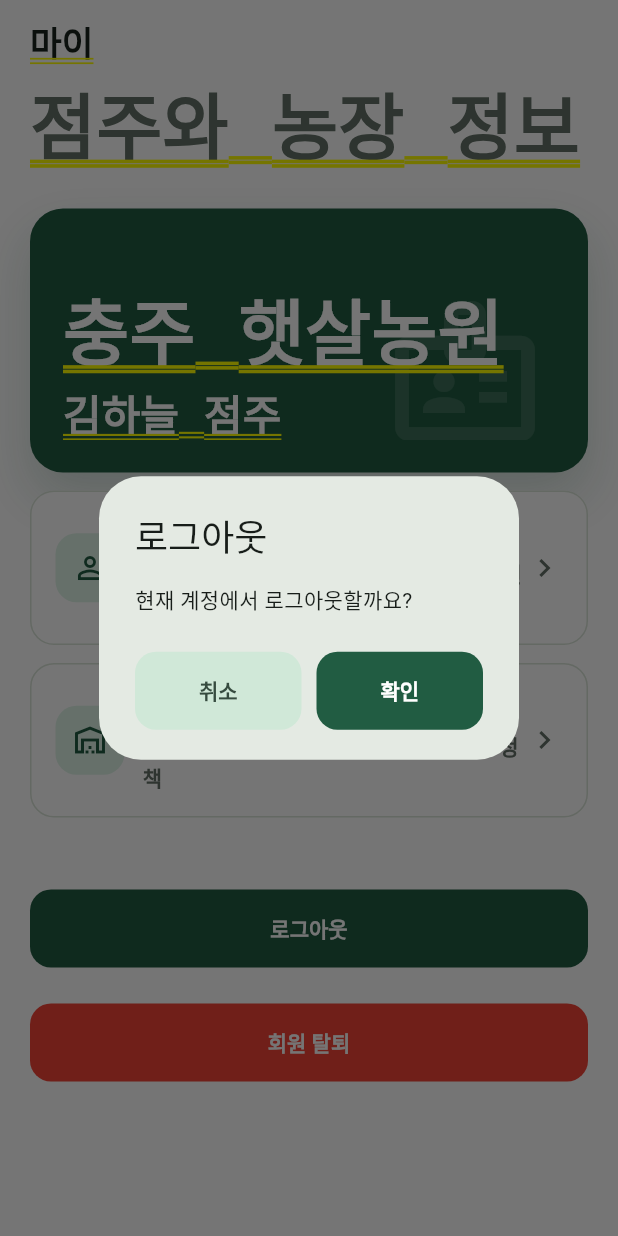
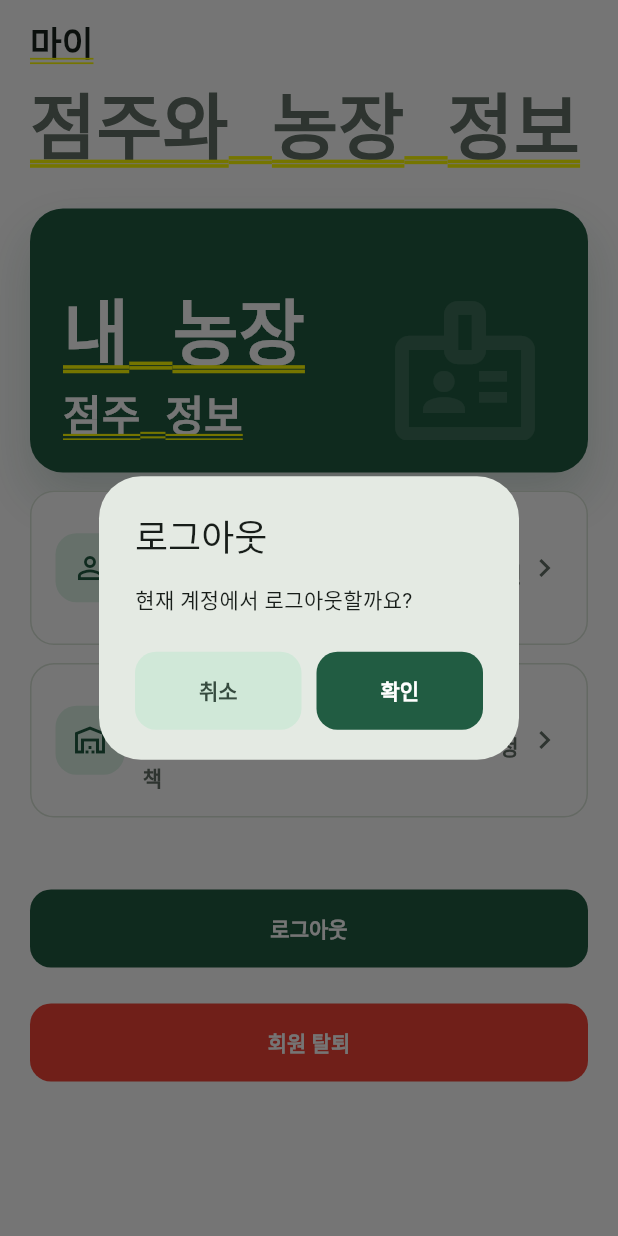
Before and after one commit to AI-MegaStudy/SMART_APP2, a Flutter app: the ProfilePage screen opened directly, after a tap on "로그아웃", on a phone screen of 412 x 824 dp. Run offline on Flutter 3.47's test engine with Material 3 defaults, Android fonts, the phone set to English and light mode, and no system bars; our stand-ins replace image_picker, shared_preferences; missing offline and left inert: kpostal_plus; accounts and stored records are empty.

Commit message:
Remove hardcoded owner login display data

```diff
--- a/lib/view/farm_detail_page.dart
+++ b/lib/view/farm_detail_page.dart
@@ -16,8 +16,8 @@ class FarmDetailPage extends StatefulWidget {
 
 class _FarmDetailPageState extends State<FarmDetailPage> {
   final formKey = GlobalKey<FormState>();
-  final farmNameController = TextEditingController(text: '충주 햇살농원');
-  final addressController = TextEditingController(text: '충북 충주시 산척면 과수원길 24');
+  final farmNameController = TextEditingController();
+  final addressController = TextEditingController();
   final introController = TextEditingController();
   final shippingPolicyController = TextEditingController();
   final returnPolicyController = TextEditingController();
--- a/lib/view/login_page.dart
+++ b/lib/view/login_page.dart
@@ -17,8 +17,8 @@ class LoginPage extends StatefulWidget {
 
 class _LoginPageState extends State<LoginPage> {
   final formKey = GlobalKey<FormState>();
-  final emailController = TextEditingController(text: 'owner@harvestslot.kr');
-  final passwordController = TextEditingController(text: 'owner1234');
+  final emailController = TextEditingController();
+  final passwordController = TextEditingController();
   final authRepository = AuthRepository();
   String? loginError;
   bool isSubmitting = false;
@@ -106,7 +106,7 @@ class _LoginPageState extends State<LoginPage> {
                         ),
                         const SizedBox(height: 10),
                         const Text(
-                          '충주 햇살농원의 주문, 발주, 배송 현황을 이어서 관리합니다.',
+                          '내 농장의 주문, 발주, 배송 현황을 이어서 관리합니다.',
                           style: TextStyle(
                             color: Colors.white,
                             fontSize: 15,
--- a/lib/view/profile_page.dart
+++ b/lib/view/profile_page.dart
@@ -1,23 +1,68 @@
 import 'package:flutter/material.dart';
 import 'package:smart_app/core/auth_session.dart';
+import 'package:smart_app/model/owner_profile.dart';
+import 'package:smart_app/model/product_record.dart';
+import 'package:smart_app/repositories/owner_repository.dart';
+import 'package:smart_app/repositories/product_repository.dart';
 import 'package:smart_app/util/app_colors.dart';
 import 'package:smart_app/view/farm_detail_page.dart';
 import 'package:smart_app/view/login_page.dart';
 import 'package:smart_app/view/owner_detail_page.dart';
 import 'package:smart_app/widgets/owner_widgets.dart';
 
-class ProfilePage extends StatelessWidget {
+class ProfilePage extends StatefulWidget {
   const ProfilePage({super.key});
 
   @override
+  State<ProfilePage> createState() => _ProfilePageState();
+}
+
+class _ProfilePageState extends State<ProfilePage> {
+  final ownerRepository = OwnerRepository();
+  final productRepository = ProductRepository();
+  OwnerProfile? owner;
+  OwnerFarmRecord? farm;
+
+  @override
+  void initState() {
+    super.initState();
+    _loadHeader();
+  }
+
+  Future<void> _loadHeader() async {
+    final results = await Future.wait<Object?>([
+      _fetchOwnerProfile(),
+      productRepository.fetchOwnerFarms().catchError((_) => <OwnerFarmRecord>[]),
+    ]);
+    if (!mounted) return;
+    final farms = results[1] as List<OwnerFarmRecord>;
+    setState(() {
+      owner = results[0] as OwnerProfile?;
+      farm = farms.isEmpty ? null : farms.first;
+    });
+  }
+
+  Future<OwnerProfile?> _fetchOwnerProfile() async {
+    try {
+      return await ownerRepository.fetchProfile();
+    } catch (_) {
+      return null;
+    }
+  }
+
+  @override
   Widget build(BuildContext context) {
+    final ownerName = owner?.ownerName.trim();
+    final farmName = farm?.farmName.trim();
     return AppScaffold(
       title: '마이',
       subtitle: '점주와 농장 정보',
       children: [
-        const HeroPanel(
-          eyebrow: '충주 햇살농원',
-          title: '김하늘 점주',
+        HeroPanel(
+          eyebrow: farmName == null || farmName.isEmpty ? '내 농장' : farmName,
+          title: ownerName == null || ownerName.isEmpty
+              ? '점주 정보'
+              : '$ownerName 점주',
           icon: Icons.badge_outlined,
           compact: true,
         ),
```
Also changed, not shown: lib/view/dashboard_page.dart (+37 -3 lines), 1 other file.
